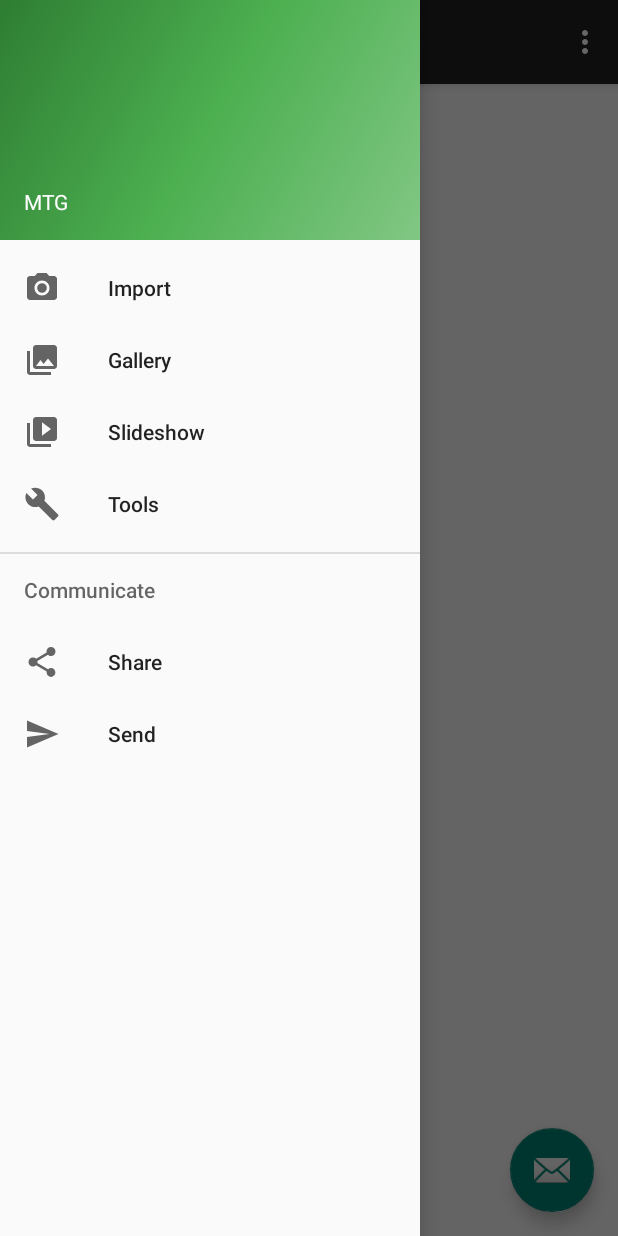
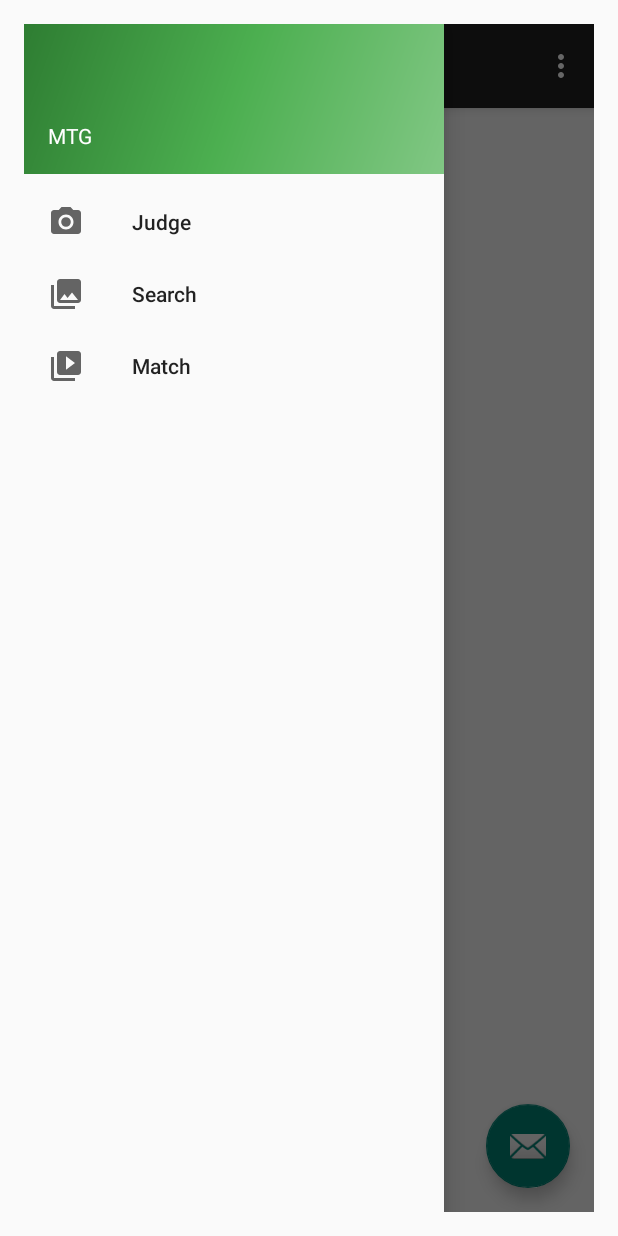
Before and after one commit to Jaren831/MTG, an Android app: the screen it shows after launch (MainActivity), with the side drawer open, on a phone screen of 412 x 824 dp. Run offline under Robolectric (Android 15) with nearby library versions, the phone set to English and light mode, and no system bars.

```diff
--- a/app/src/main/java/com/example/jaren/mtg/MainActivity.java
+++ b/app/src/main/java/com/example/jaren/mtg/MainActivity.java
@@ -2,9 +2,8 @@ package com.example.jaren.mtg;
 
 import android.os.Bundle;
 import android.support.design.widget.FloatingActionButton;
+import android.support.design.widget.NavigationView;
 import android.support.design.widget.Snackbar;
-import android.view.View;
-import android.support.design.widget.NavigationView;
 import android.support.v4.view.GravityCompat;
 import android.support.v4.widget.DrawerLayout;
 import android.support.v7.app.ActionBarDrawerToggle;
@@ -12,9 +11,11 @@ import android.support.v7.app.AppCompatActivity;
 import android.support.v7.widget.Toolbar;
 import android.view.Menu;
 import android.view.MenuItem;
+import android.view.View;
 
 public class MainActivity extends AppCompatActivity
         implements NavigationView.OnNavigationItemSelectedListener {
+    private final String LOG_TAG = MainActivity.class.getSimpleName();
 
     @Override
     protected void onCreate(Bundle savedInstanceState) {
@@ -40,6 +41,15 @@ public class MainActivity extends AppCompatActivity
 
         NavigationView navigationView = (NavigationView) findViewById(R.id.nav_view);
         navigationView.setNavigationItemSelectedListener(this);
+        if (findViewById(com.example.jaren.mtg.R.id.fragment_container) != null) {
+            if (savedInstanceState != null) {
+                return;
+            }
+            MatchFragment matchGridFragment = new MatchFragment();
+            getSupportFragmentManager().beginTransaction()
+                    .add(com.example.jaren.mtg.R.id.fragment_container, matchGridFragment)
+                    .commit();
+        }
     }
 
     @Override
@@ -55,7 +65,7 @@ public class MainActivity extends AppCompatActivity
     @Override
     public boolean onCreateOptionsMenu(Menu menu) {
         // Inflate the menu; this adds items to the action bar if it is present.
-        getMenuInflater().inflate(R.menu.main, menu);
+        getMenuInflater().inflate(R.menu.settings_menu, menu);
         return true;
     }
 
@@ -79,19 +89,13 @@ public class MainActivity extends AppCompatActivity
     public boolean onNavigationItemSelected(MenuItem item) {
         // Handle navigation view item clicks here.
         int id = item.getItemId();
-
-        if (id == R.id.nav_camera) {
-            // Handle the camera action
-        } else if (id == R.id.nav_gallery) {
-
-        } else if (id == R.id.nav_slideshow) {
-
-        } else if (id == R.id.nav_manage) {
-
-        } else if (id == R.id.nav_share) {
-
-        } else if (id == R.id.nav_send) {
-
+        switch (id) {
+            case R.id.nav_judge:
+                break;
+            case R.id.nav_match:
+                break;
+            case R.id.nav_search:
+                break;
         }
 
         DrawerLayout drawer = (DrawerLayout) findViewById(R.id.drawer_layout);
--- a/app/src/main/java/com/example/jaren/mtg/DefaultFragment.java
+++ b/app/src/main/java/com/example/jaren/mtg/MatchFragment.java
@@ -12,12 +12,12 @@ import android.view.ViewGroup;
 /**
  * A simple {@link Fragment} subclass.
  * Activities that contain this fragment must implement the
- * {@link DefaultFragment.OnFragmentInteractionListener} interface
+ * {@link MatchFragment.OnFragmentInteractionListener} interface
  * to handle interaction events.
- * Use the {@link DefaultFragment#newInstance} factory method to
+ * Use the {@link MatchFragment#newInstance} factory method to
  * create an instance of this fragment.
  */
-public class DefaultFragment extends Fragment {
+public class MatchFragment extends Fragment {
     // TODO: Rename parameter arguments, choose names that match
     // the fragment initialization parameters, e.g. ARG_ITEM_NUMBER
     private static final String ARG_PARAM1 = "param1";
@@ -29,7 +29,7 @@ public class DefaultFragment extends Fragment {
 
     private OnFragmentInteractionListener mListener;
 
-    public DefaultFragment() {
+    public MatchFragment() {
         // Required empty public constructor
     }
 
@@ -39,11 +39,11 @@ public class DefaultFragment extends Fragment {
      *
      * @param param1 Parameter 1.
      * @param param2 Parameter 2.
-     * @return A new instance of fragment DefaultFragment.
+     * @return A new instance of fragment MatchFragment.
      */
     // TODO: Rename and change types and number of parameters
-    public static DefaultFragment newInstance(String param1, String param2) {
-        DefaultFragment fragment = new DefaultFragment();
+    public static MatchFragment newInstance(String param1, String param2) {
+        MatchFragment fragment = new MatchFragment();
         Bundle args = new Bundle();
         args.putString(ARG_PARAM1, param1);
         args.putString(ARG_PARAM2, param2);
@@ -64,7 +64,7 @@ public class DefaultFragment extends Fragment {
     public View onCreateView(LayoutInflater inflater, ViewGroup container,
                              Bundle savedInstanceState) {
         // Inflate the layout for this fragment
-        return inflater.inflate(R.layout.fragment_default, container, false);
+        return inflater.inflate(R.layout.fragment_match, container, false);
     }
 
     // TODO: Rename method, update argument and hook method into UI event
--- a/app/src/main/res/layout/activity_main.xml
+++ b/app/src/main/res/layout/activity_main.xml
@@ -1,4 +1,12 @@
 <?xml version="1.0" encoding="utf-8"?>
+<FrameLayout android:layout_height="match_parent"
+    android:layout_width="match_parent"
+    xmlns:tools="http://schemas.android.com/tools"
+    tools:context=".MainActivity"
+    android:padding="16dp"
+    android:id="@+id/fragment_container"
+    xmlns:android="http://schemas.android.com/apk/res/android">
+
     <android.support.v4.widget.DrawerLayout xmlns:android="http://schemas.android.com/apk/res/android"
         xmlns:app="http://schemas.android.com/apk/res-auto"
         xmlns:tools="http://schemas.android.com/tools"
@@ -23,3 +31,4 @@
             app:menu="@menu/activity_main_drawer" />
 
     </android.support.v4.widget.DrawerLayout>
+</FrameLayout>
--- a/app/src/main/res/layout/fragment_judge.xml
+++ b/app/src/main/res/layout/fragment_judge.xml
@@ -8,6 +8,6 @@
     <TextView
         android:layout_width="match_parent"
         android:layout_height="match_parent"
-        android:text="@string/hello_blank_fragment" />
+        android:text="Judge fragment" />
 
 </FrameLayout>
--- a/app/src/main/res/layout/fragment_default.xml
+++ b/app/src/main/res/layout/fragment_match.xml
@@ -2,12 +2,13 @@
     xmlns:tools="http://schemas.android.com/tools"
     android:layout_width="match_parent"
     android:layout_height="match_parent"
-    tools:context="com.example.jaren.mtg.DefaultFragment">
+    tools:context="com.example.jaren.mtg.MatchFragment">
 
     <!-- TODO: Update blank fragment layout -->
-    <TextView
+    <GridView
         android:layout_width="match_parent"
         android:layout_height="match_parent"
-        android:text="@string/hello_blank_fragment" />
+        android:id="@+id/match_grid"
+        android:text="Match fragment" />
 
 </FrameLayout>
--- a/app/src/main/res/layout/fragment_search.xml
+++ b/app/src/main/res/layout/fragment_search.xml
@@ -8,6 +8,6 @@
     <TextView
         android:layout_width="match_parent"
         android:layout_height="match_parent"
-        android:text="@string/hello_blank_fragment" />
+        android:text="Search fragment" />
 
 </FrameLayout>
--- a/app/src/main/res/menu/activity_main_drawer.xml
+++ b/app/src/main/res/menu/activity_main_drawer.xml
@@ -3,34 +3,16 @@
 
     <group android:checkableBehavior="single">
         <item
-            android:id="@+id/nav_camera"
+            android:id="@+id/nav_judge"
             android:icon="@drawable/ic_menu_camera"
-            android:title="Import" />
+            android:title="Judge" />
         <item
-            android:id="@+id/nav_gallery"
+            android:id="@+id/nav_search"
             android:icon="@drawable/ic_menu_gallery"
-            android:title="Gallery" />
+            android:title="Search" />
         <item
-            android:id="@+id/nav_slideshow"
+            android:id="@+id/nav_match"
             android:icon="@drawable/ic_menu_slideshow"
-            android:title="Slideshow" />
-        <item
-            android:id="@+id/nav_manage"
-            android:icon="@drawable/ic_menu_manage"
-            android:title="Tools" />
+            android:title="Match" />
     </group>
-
-    <item android:title="Communicate">
-        <menu>
-            <item
-                android:id="@+id/nav_share"
-                android:icon="@drawable/ic_menu_share"
-                android:title="Share" />
-            <item
-                android:id="@+id/nav_send"
-                android:icon="@drawable/ic_menu_send"
-                android:title="Send" />
-        </menu>
-    </item>
-
 </menu>
--- a/app/src/main/res/values/dimens.xml
+++ b/app/src/main/res/values/dimens.xml
@@ -1,7 +1,7 @@
 <resources>
     <!-- Default screen margins, per the Android Design guidelines. -->
     <dimen name="nav_header_vertical_spacing">16dp</dimen>
-    <dimen name="nav_header_height">160dp</dimen>
+    <dimen name="nav_header_height">100dp</dimen>
     <!-- Default screen margins, per the Android Design guidelines. -->
     <dimen name="activity_horizontal_margin">16dp</dimen>
     <dimen name="activity_vertical_margin">16dp</dimen>
```
Also changed, not shown: app/src/main/java/com/example/jaren/mtg/PlayerFragment.java (deleted, +0 -108 lines), app/src/main/res/layout/fragment_player.xml (deleted, +0 -13 lines), app/src/main/res/menu/settings_menu.xml (renamed from app/src/main/res/menu/main.xml). Lines whose indentation alone changed are shown as unchanged.
